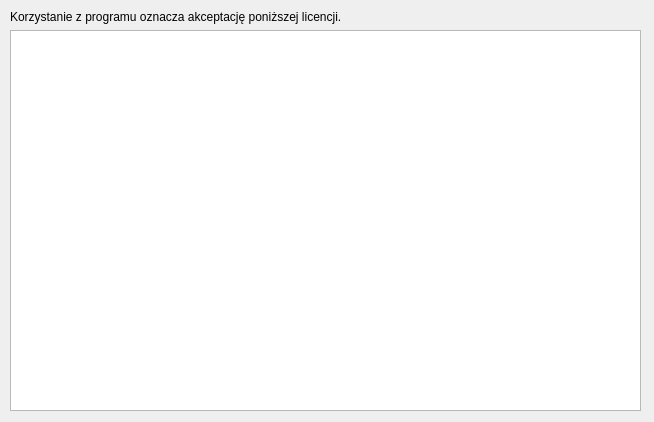
This is gui/designer/licence_widget.ui in pazdzier/Fakturer as Qt 5 draws it before an edit. The edited form follows.
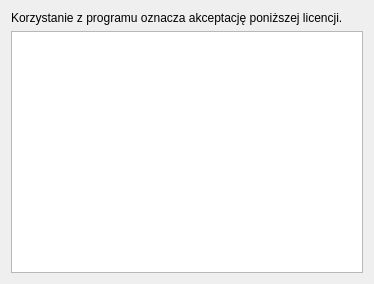
This is the edited form.

Commit message: Dodanie Layout do okna licencji, dodanie obsługi pod ekrany z wielkością 150%

What changed in the file:
```diff
--- a/gui/designer/licence_widget.ui
+++ b/gui/designer/licence_widget.ui
@@ -6,15 +6,15 @@
    <rect>
     <x>0</x>
     <y>0</y>
-    <width>654</width>
-    <height>422</height>
+    <width>374</width>
+    <height>284</height>
    </rect>
   </property>
-  <property name="minimumSize">
-   <size>
-    <width>654</width>
-    <height>422</height>
-   </size>
+  <property name="sizePolicy">
+   <sizepolicy hsizetype="Preferred" vsizetype="Preferred">
+    <horstretch>100</horstretch>
+    <verstretch>100</verstretch>
+   </sizepolicy>
   </property>
   <property name="maximumSize">
    <size>
@@ -25,38 +25,32 @@
   <property name="windowTitle">
    <string>Licencja</string>
   </property>
-  <widget class="QWidget" name="gridLayoutWidget">
-   <property name="geometry">
-    <rect>
-     <x>10</x>
-     <y>10</y>
-     <width>631</width>
-     <height>401</height>
-    </rect>
-   </property>
    <layout class="QGridLayout" name="gridLayout">
-    <item row="1" column="1">
+   <item row="0" column="0">
+    <layout class="QVBoxLayout" name="verticalLayout">
+     <item>
+      <widget class="QLabel" name="label">
+       <property name="text">
+        <string>Korzystanie z programu oznacza akceptację poniższej licencji.</string>
+       </property>
+      </widget>
+     </item>
+     <item>
      <widget class="QTextBrowser" name="textBrowser">
       <property name="enabled">
        <bool>true</bool>
       </property>
       <property name="sizePolicy">
        <sizepolicy hsizetype="MinimumExpanding" vsizetype="MinimumExpanding">
-        <horstretch>0</horstretch>
-        <verstretch>0</verstretch>
+         <horstretch>100</horstretch>
+         <verstretch>100</verstretch>
        </sizepolicy>
       </property>
      </widget>
     </item>
-    <item row="0" column="1">
-     <widget class="QLabel" name="label">
-      <property name="text">
-       <string>Korzystanie z programu oznacza akceptację poniższej licencji.</string>
-      </property>
-     </widget>
-    </item>
-   </layout>
-  </widget>
+    </layout>
+   </item>
+  </layout>
  </widget>
  <resources/>
  <connections/>
```
Lines whose indentation alone changed are shown as unchanged. The commit also changes 1 other file.
